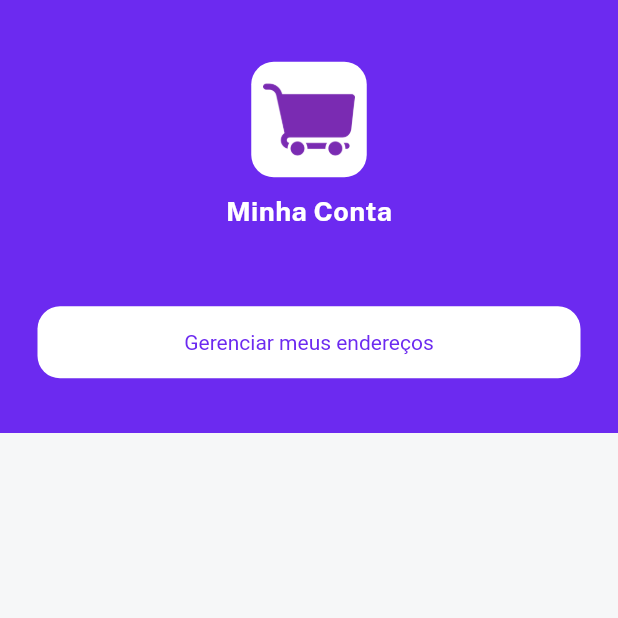
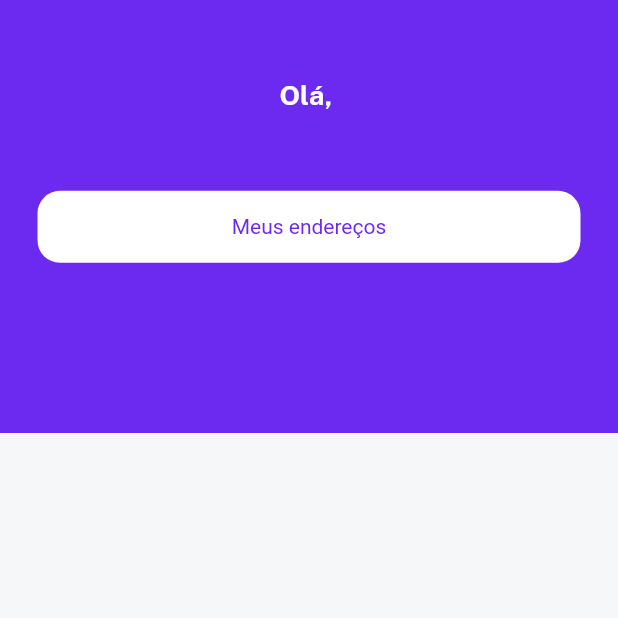
Before and after one commit to joaopaulopmedeiros/qualquercoisavinteconto-mobile, a Flutter app: the AccountScreen screen opened directly, on a phone screen of 412 x 824 dp, the top half of it. Run offline on Flutter 3.47's test engine with Material 3 defaults, Android fonts, the phone set to English and light mode, and no system bars; our stand-ins replace velocity_x; accounts and stored records are empty.

Commit message:
style: account page

```diff
--- a/lib/screens/account_screen.dart
+++ b/lib/screens/account_screen.dart
@@ -1,10 +1,10 @@
 import 'package:flutter/gestures.dart';
 import 'package:flutter/material.dart';
-import 'package:qualquercoisavinteconto/constants/application.dart';
+import 'package:provider/provider.dart';
 import 'package:qualquercoisavinteconto/constants/colors.dart';
 import 'package:qualquercoisavinteconto/constants/fonts.dart';
 import 'package:qualquercoisavinteconto/constants/routes.dart';
-import 'package:qualquercoisavinteconto/widgets/app_logo_widget.dart';
+import 'package:qualquercoisavinteconto/providers/auth_provider.dart';
 import 'package:qualquercoisavinteconto/widgets/background_widget.dart';
 import 'package:velocity_x/velocity_x.dart';
 
@@ -13,26 +13,22 @@ class AccountScreen extends StatelessWidget {
 
   @override
   Widget build(BuildContext context) {
+    final provider = Provider.of<AuthProvider>(context, listen: false);
     return backgroundWidget(
         child: Scaffold(
       body: Center(
         child: Column(
           children: [
             (context.screenHeight * 0.05).heightBox,
-            appLogoWidget(),
             10.heightBox,
-            "Minha Conta".text.fontFamily(bold).white.size(18).make(),
+            "Olá, ${provider.getCurrentUser()?.name}".text.fontFamily(bold).white.size(18).make(),
             50.heightBox,
             Column(
               children: [
                 RichText(
                     text: TextSpan(children: [
-                  const TextSpan(
-                    text: "",
-                    style: TextStyle(color: fontGrey),
-                  ),
                   TextSpan(
-                    text: "Gerenciar meus endereços",
+                    text: "Meus endereços",
                     style: const TextStyle(
                       color: primaryColor,
                     ),
```
